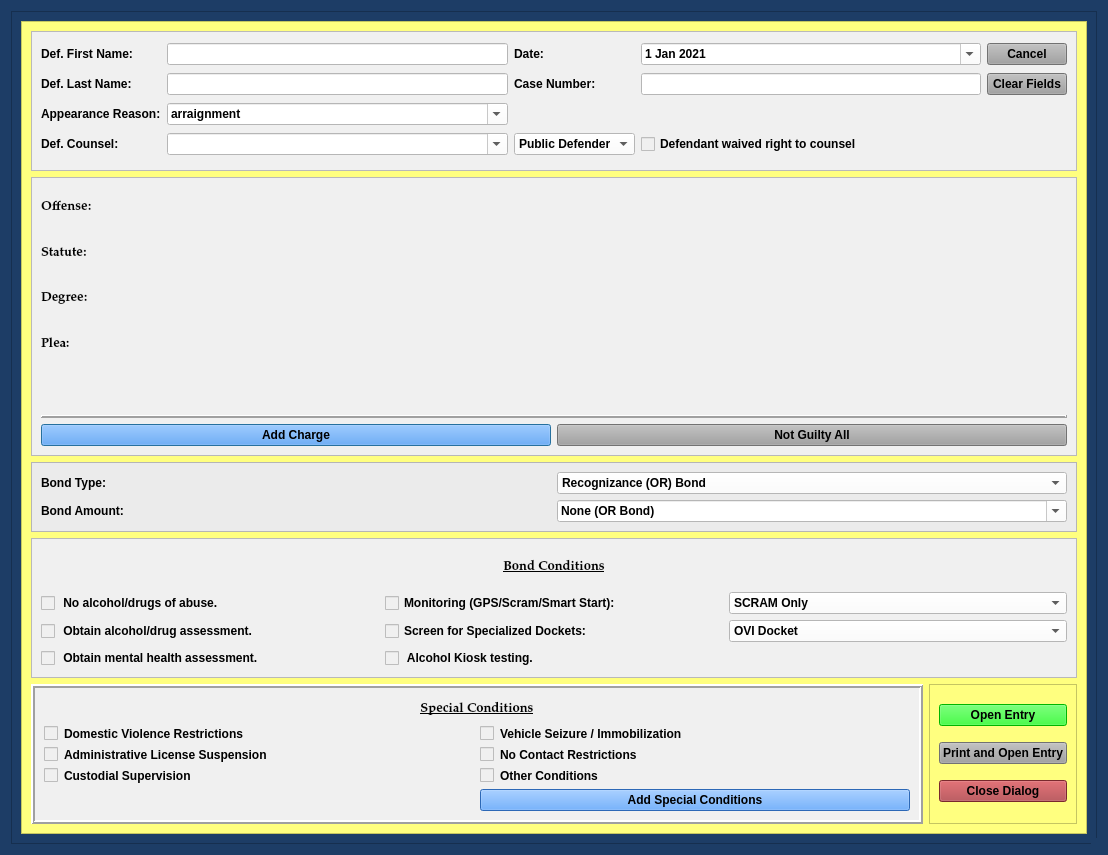
Before: the Qt Designer form package/views/ui/NotGuiltyBondDialog.ui in HunterProgram22/MuniEntry, drawn with Qt 5.
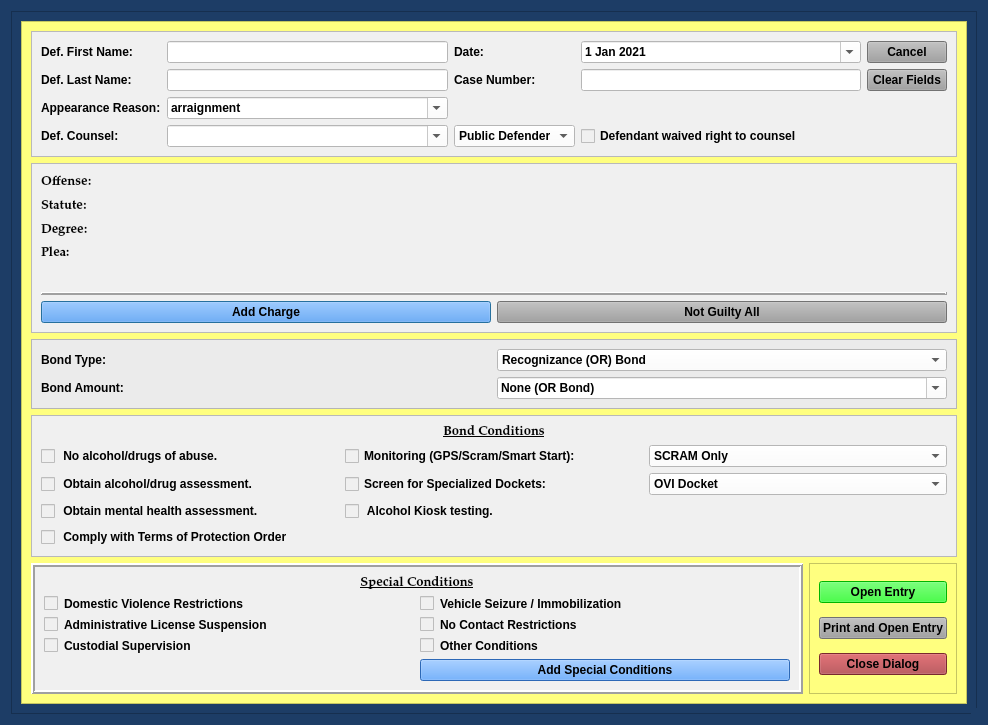
After: the same form once the commit is applied.

Commit message: Added protection order checkbox to ui and template NGBD.

Patch:
```diff
--- a/package/views/ui/NotGuiltyBondDialog.ui
+++ b/package/views/ui/NotGuiltyBondDialog.ui
@@ -9,8 +9,8 @@
    <rect>
     <x>0</x>
     <y>0</y>
-    <width>1108</width>
-    <height>855</height>
+    <width>988</width>
+    <height>725</height>
    </rect>
   </property>
   <property name="sizePolicy">
@@ -177,8 +177,8 @@
           <rect>
            <x>0</x>
            <y>0</y>
-           <width>1064</width>
-           <height>811</height>
+           <width>931</width>
+           <height>727</height>
           </rect>
          </property>
          <layout class="QGridLayout" name="gridLayout_9" rowstretch="1,2,0,1,1">
@@ -946,6 +946,13 @@
                </property>
               </widget>
              </item>
+             <item row="4" column="0">
+              <widget class="QCheckBox" name="comply_protection_order_checkBox">
+               <property name="text">
+                <string> Comply with Terms of Protection Order</string>
+               </property>
+              </widget>
+             </item>
             </layout>
            </widget>
           </item>
```
Left out of the diff: 54 changed lines with no effect on the pictures. The commit also changes 11 other files.
